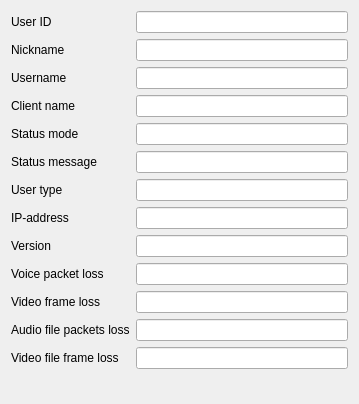
Qt form Client/qtTeamTalk/userinfo.ui (BearWare/TeamTalk5) before a commit.
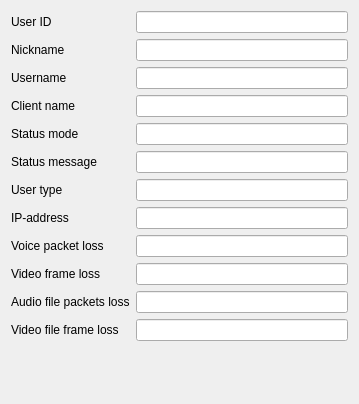
The same form after that commit.

Commit message: Display client name and version in same field in "User info" dialog

```diff
--- a/Client/qtTeamTalk/userinfo.ui
+++ b/Client/qtTeamTalk/userinfo.ui
@@ -175,26 +175,6 @@
     </widget>
    </item>
    <item row="8" column="0">
-    <widget class="QLabel" name="label_4">
-     <property name="text">
-      <string>Version</string>
-     </property>
-     <property name="buddy">
-      <cstring>version</cstring>
-     </property>
-    </widget>
-   </item>
-   <item row="8" column="1">
-    <widget class="QLineEdit" name="version">
-     <property name="text">
-      <string/>
-     </property>
-     <property name="readOnly">
-      <bool>true</bool>
-     </property>
-    </widget>
-   </item>
-   <item row="9" column="0">
     <widget class="QLabel" name="label_13">
      <property name="text">
       <string>Voice packet loss</string>
@@ -204,7 +184,7 @@
      </property>
     </widget>
    </item>
-   <item row="9" column="1">
+   <item row="8" column="1">
     <widget class="QLineEdit" name="voicepacketloss">
      <property name="text">
       <string/>
@@ -214,7 +194,7 @@
      </property>
     </widget>
    </item>
-   <item row="10" column="0">
+   <item row="9" column="0">
     <widget class="QLabel" name="label_6">
      <property name="text">
       <string>Video frame loss</string>
@@ -224,7 +204,7 @@
      </property>
     </widget>
    </item>
-   <item row="10" column="1">
+   <item row="9" column="1">
     <widget class="QLineEdit" name="vidpacketloss">
      <property name="text">
       <string/>
@@ -234,7 +214,7 @@
      </property>
     </widget>
    </item>
-   <item row="11" column="0">
+   <item row="10" column="0">
     <widget class="QLabel" name="label_2">
      <property name="text">
       <string>Audio file packets loss</string>
@@ -244,10 +224,10 @@
      </property>
     </widget>
    </item>
-   <item row="11" column="1">
+   <item row="10" column="1">
     <widget class="QLineEdit" name="mediaaudpacketloss"/>
    </item>
-   <item row="12" column="0">
+   <item row="11" column="0">
     <widget class="QLabel" name="label_10">
      <property name="text">
       <string>Video file frame loss</string>
@@ -257,7 +237,7 @@
      </property>
     </widget>
    </item>
-   <item row="12" column="1">
+   <item row="11" column="1">
     <widget class="QLineEdit" name="mediavidpacketloss"/>
    </item>
   </layout>
```
The commit also changes 1 other file.
